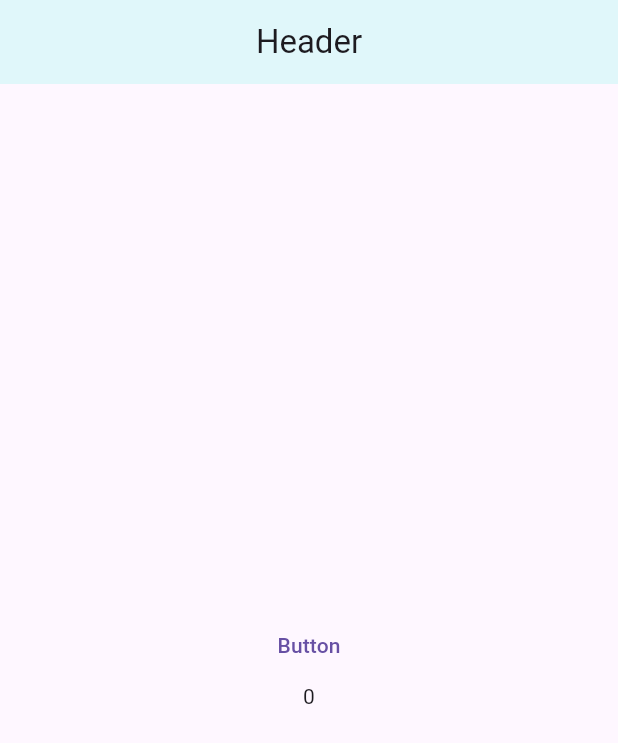
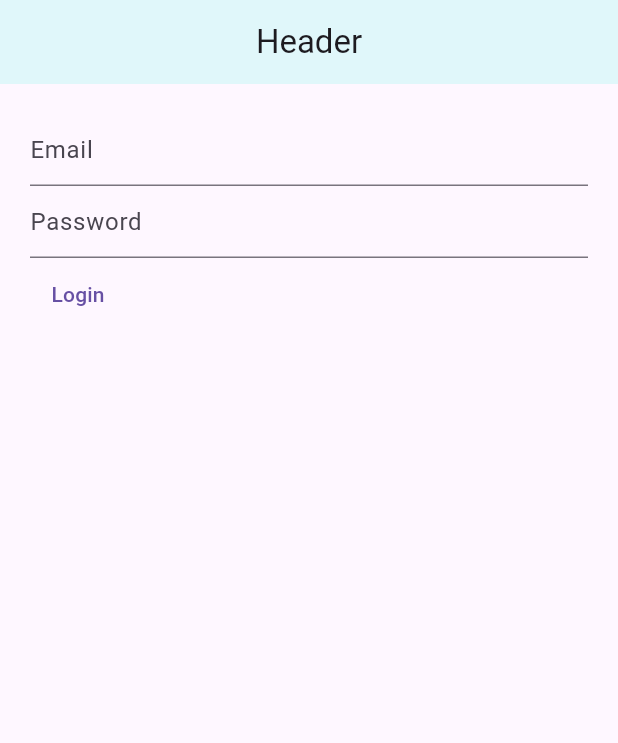
Before and after one commit to zz0108/flutter_exercise, a Flutter app: the screen it shows after launch, on a phone screen of 412 x 824 dp. Shown: the top 743 px of the screen. Run offline on Flutter 3.47's test engine with Material 3 defaults, Android fonts, the phone set to English and light mode, and no system bars.

Commit message:
first test

```diff
--- a/first_app/lib/main.dart
+++ b/first_app/lib/main.dart
@@ -1,7 +1,8 @@
+import 'package:flutter/foundation.dart';
 import 'package:flutter/material.dart';
 
 void main() {
-  runApp(const DemoApp2());
+  runApp(const MaterialApp(home: DemoApp2(),));
 }
 
 class DemoApp2 extends StatefulWidget {
@@ -14,6 +15,8 @@ class DemoApp2 extends StatefulWidget {
 class _DemoApp2State extends State<DemoApp2> {
 
   int count = 0;
+  TextEditingController emailController = TextEditingController();
+  TextEditingController passwordController = TextEditingController();
 
   @override
   Widget build(BuildContext context) {
@@ -27,26 +30,58 @@ class _DemoApp2State extends State<DemoApp2> {
             ),
             backgroundColor: primaryColor,
           ),
-          body: Center(
+          body: Container(
+            margin: const EdgeInsets.all(20),
             child: Column(
-              mainAxisAlignment: MainAxisAlignment.center,
-              crossAxisAlignment: CrossAxisAlignment.center,
+              mainAxisAlignment: MainAxisAlignment.start,
+              crossAxisAlignment: CrossAxisAlignment.start,
               children: [
-                TextButton(onPressed: printClick, child: const Text("Button")),
-                Text(count.toString(),textDirection: TextDirection.ltr,)
+                TextField(
+                  controller: emailController,
+                  decoration: const InputDecoration(hintText: "Email"),),
+                TextField(
+                  controller: passwordController,
+                  decoration: const InputDecoration(hintText: "Password"),),
+                TextButton(onPressed: (){
+                  if (kDebugMode) {
+                    print(emailController.text);
+                    print(passwordController.text);
+                  }
+                  Navigator.push(context, MaterialPageRoute(builder: (context) => DemoPage(email: emailController.text,password: passwordController.text,)));
+                }, child: const Text("Login")),
               ],
             ),
           ),
         )
     );
   }
+}
 
-  void printClick(){
-    setState(() {
-      count++;
-    });
+class DemoPage extends StatefulWidget {
+  final String email;
+  final String password;
+
+  // 更新構造函數以接收 `data` 參數
+  const DemoPage({super.key, required this.email,required this.password});
+
+  @override
+  State<DemoPage> createState() => _DemoPageState();
+}
+
+class _DemoPageState extends State<DemoPage> {
+  @override
+  Widget build(BuildContext context) {
+    return Scaffold(
+      appBar: AppBar(
+        title: const Text("Page"),
+      ),
+      body: Center(
+        child: Text("Email : ${widget.email} , Password : ${widget.password} "),
+      ),
+    );
   }
 }
+
 
 
 class DemoApp extends StatelessWidget {
```
